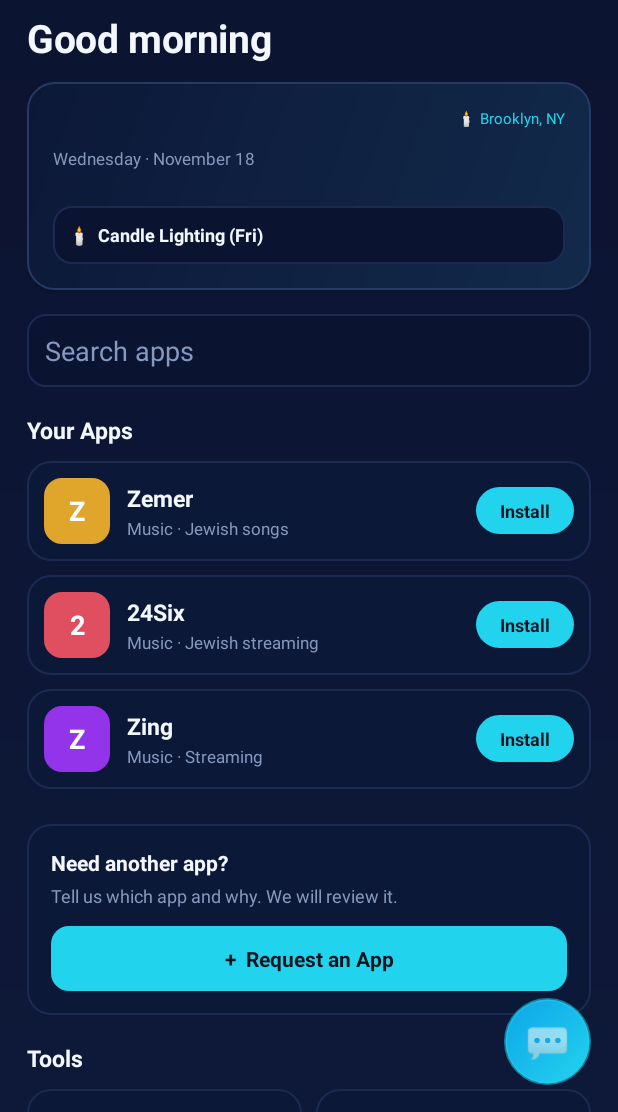
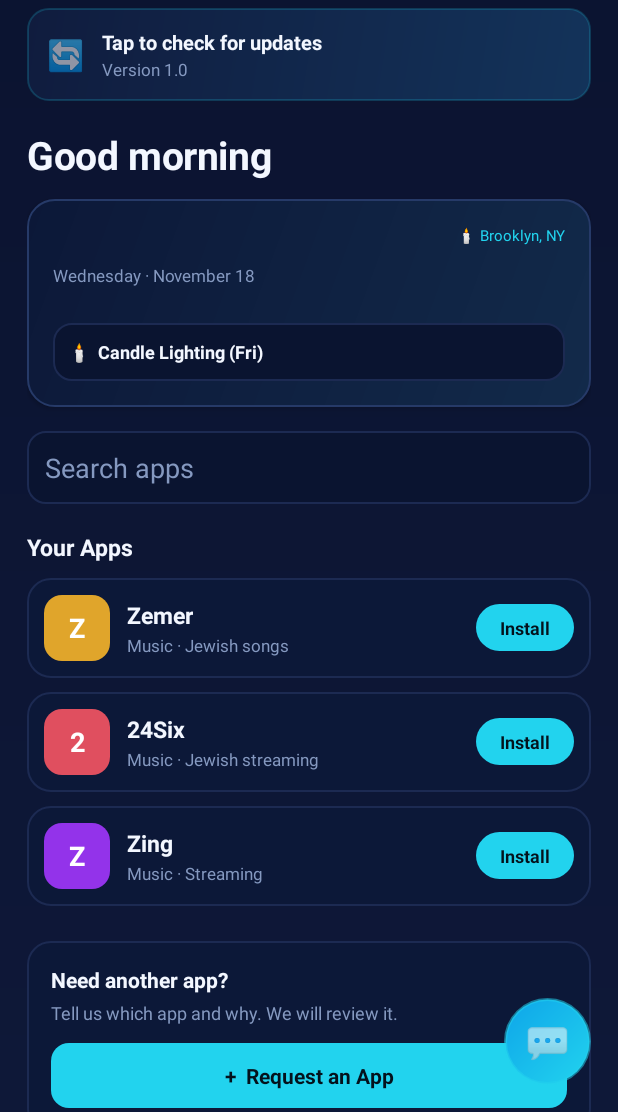
Before and after one commit to mechelr/koshertech-hub, an Android app: the screen it shows after launch (MainActivity), on a phone screen of 412 x 824 dp, the part 124-1236 px from its top. Run offline under Robolectric (Android 15) with nearby library versions, the phone set to English and light mode, and no system bars; libraries missing offline, so code that uses them is left out: com.kosherjava.zmanim; 3 statements that could not run were skipped.

Commit message:
Always-visible update bar with status; two-way chat (chatId + polling for replies); gold candle-lighting accent
Co-Authored-By: Claude Opus 4.8 <noreply@anthropic.com>
Claude-Session: https://claude.ai/code/session_01HjMumjTBZr6SCSHEvWaF2F

```diff
--- a/app/src/main/java/com/koshertech/hub/MainActivity.kt
+++ b/app/src/main/java/com/koshertech/hub/MainActivity.kt
@@ -90,19 +90,40 @@ class MainActivity : AppCompatActivity() {
         findViewById<View>(R.id.chatFab).setOnClickListener { startActivity(Intent(this, ChatActivity::class.java)) }
 
         populateZmanim()
-        checkForUpdate()
+        initUpdateBar()
     }
 
     // ===== UPDATE CHECKER =====
     // On launch, check version.json published with each release. If a newer build
     // exists, show the banner; tapping it downloads and installs the new APK.
     private val VERSION_URL = "https://github.com/mechelr/koshertech-hub/releases/download/latest/version.json"
+    private var pendingApkUrl: String? = null
 
     private fun installedVersionCode(): Int {
         return try {
             val pi = packageManager.getPackageInfo(packageName, 0)
             if (Build.VERSION.SDK_INT >= Build.VERSION_CODES.P) pi.longVersionCode.toInt() else @Suppress("DEPRECATION") pi.versionCode
         } catch (e: Exception) { 1 }
+    }
+
+    private fun installedVersionName(): String {
+        return try { packageManager.getPackageInfo(packageName, 0).versionName ?: "1.0" } catch (e: Exception) { "1.0" }
+    }
+
+    private fun initUpdateBar() {
+        findViewById<TextView>(R.id.updateSub).text = "Version " + installedVersionName()
+        findViewById<View>(R.id.updateBanner).setOnClickListener {
+            val url = pendingApkUrl
+            if (url != null) downloadAndInstall(url)
+            else { setChecking(); checkForUpdate() }
+        }
+        checkForUpdate()
+    }
+
+    private fun setChecking() {
+        findViewById<TextView>(R.id.updateIcon).text = "🔄"
+        findViewById<TextView>(R.id.updateTitle).text = "Checking for updates…"
+        findViewById<View>(R.id.updateAction).visibility = View.GONE
     }
 
     private fun checkForUpdate() {
@@ -118,19 +139,39 @@ class MainActivity : AppCompatActivity() {
                 val remoteCode = obj.optInt("versionCode", 0)
                 val remoteName = obj.optString("versionName", "")
                 val apkUrl = obj.optString("url", "")
-                if (remoteCode > installedVersionCode() && apkUrl.isNotBlank()) {
-                    runOnUiThread { showUpdateBanner(remoteName, apkUrl) }
+                runOnUiThread {
+                    if (remoteCode > installedVersionCode() && apkUrl.isNotBlank()) setUpdateAvailable(remoteName, apkUrl)
+                    else setUpToDate()
                 }
-            } catch (e: Exception) { /* offline or no internet — silently skip */ }
+            } catch (e: Exception) {
+                runOnUiThread { setCheckError() }
+            }
         }.start()
     }
 
-    private fun showUpdateBanner(versionName: String, apkUrl: String) {
-        val banner = findViewById<View>(R.id.updateBanner)
+    private fun setUpdateAvailable(versionName: String, apkUrl: String) {
+        pendingApkUrl = apkUrl
+        findViewById<TextView>(R.id.updateIcon).text = "⬆️"
+        findViewById<TextView>(R.id.updateTitle).text = "Update available"
         findViewById<TextView>(R.id.updateSub).text =
             if (versionName.isBlank()) "Tap to update now" else "Version " + versionName + " — tap to update"
-        banner.visibility = View.VISIBLE
-        banner.setOnClickListener { downloadAndInstall(apkUrl) }
+        findViewById<View>(R.id.updateAction).visibility = View.VISIBLE
+    }
+
+    private fun setUpToDate() {
+        pendingApkUrl = null
+        findViewById<TextView>(R.id.updateIcon).text = "✓"
+        findViewById<TextView>(R.id.updateTitle).text = "You're on the latest version"
+        findViewById<TextView>(R.id.updateSub).text = "Version " + installedVersionName() + " · tap to check again"
+        findViewById<View>(R.id.updateAction).visibility = View.GONE
+    }
+
+    private fun setCheckError() {
+        pendingApkUrl = null
+        findViewById<TextView>(R.id.updateIcon).text = "🔄"
+        findViewById<TextView>(R.id.updateTitle).text = "Tap to check for updates"
+        findViewById<TextView>(R.id.updateSub).text = "Version " + installedVersionName()
+        findViewById<View>(R.id.updateAction).visibility = View.GONE
     }
 
     private fun downloadAndInstall(apkUrl: String) {
--- a/app/src/main/res/layout/activity_main.xml
+++ b/app/src/main/res/layout/activity_main.xml
@@ -49,7 +49,7 @@
                 </LinearLayout>
             </LinearLayout>
 
-            <!-- Update available banner (hidden until an update is found) -->
+            <!-- Update bar (always visible; shows status, tap to check / update) -->
             <LinearLayout
                 android:id="@+id/updateBanner"
                 android:layout_width="match_parent"
@@ -60,12 +60,12 @@
                 android:padding="13dp"
                 android:layout_marginTop="16dp"
                 android:clickable="true"
-                android:focusable="true"
-                android:visibility="gone">
+                android:focusable="true">
                 <TextView
+                    android:id="@+id/updateIcon"
                     android:layout_width="wrap_content"
                     android:layout_height="wrap_content"
-                    android:text="⬆️"
+                    android:text="🔄"
                     android:textSize="20sp"/>
                 <LinearLayout
                     android:layout_width="0dp"
@@ -74,9 +74,10 @@
                     android:orientation="vertical"
                     android:layout_marginStart="11dp">
                     <TextView
+                        android:id="@+id/updateTitle"
                         android:layout_width="wrap_content"
                         android:layout_height="wrap_content"
-                        android:text="Update available"
+                        android:text="Checking for updates…"
                         android:textColor="@color/white"
                         android:textStyle="bold"
                         android:textSize="13sp"/>
@@ -84,12 +85,13 @@
                         android:id="@+id/updateSub"
                         android:layout_width="wrap_content"
                         android:layout_height="wrap_content"
-                        android:text="Tap to update now"
+                        android:text="Version 1.0"
                         android:textColor="@color/muted"
                         android:textSize="11sp"
                         android:layout_marginTop="1dp"/>
                 </LinearLayout>
                 <TextView
+                    android:id="@+id/updateAction"
                     android:layout_width="wrap_content"
                     android:layout_height="wrap_content"
                     android:text="Update"
@@ -98,7 +100,8 @@
                     android:textSize="12sp"
                     android:paddingHorizontal="16dp"
                     android:paddingVertical="8dp"
-                    android:background="@drawable/bg_request"/>
+                    android:background="@drawable/bg_request"
+                    android:visibility="gone"/>
             </LinearLayout>
 
             <!-- Greeting -->
@@ -186,7 +189,7 @@
                         android:layout_width="wrap_content"
                         android:layout_height="wrap_content"
                         android:text="—"
-                        android:textColor="@color/cyan"
+                        android:textColor="@color/gold"
                         android:textStyle="bold"
                         android:textSize="13sp"/>
                 </LinearLayout>
--- a/app/src/main/res/values/colors.xml
+++ b/app/src/main/res/values/colors.xml
@@ -7,4 +7,5 @@
     <color name="card">#0C1838</color>
     <color name="line">#1C2A52</color>
     <color name="black">#000000</color>
+    <color name="gold">#E7B74A</color>
 </resources>
```
Also changed, not shown: app/src/main/java/com/koshertech/hub/ChatActivity.kt (+49 -15 lines).
